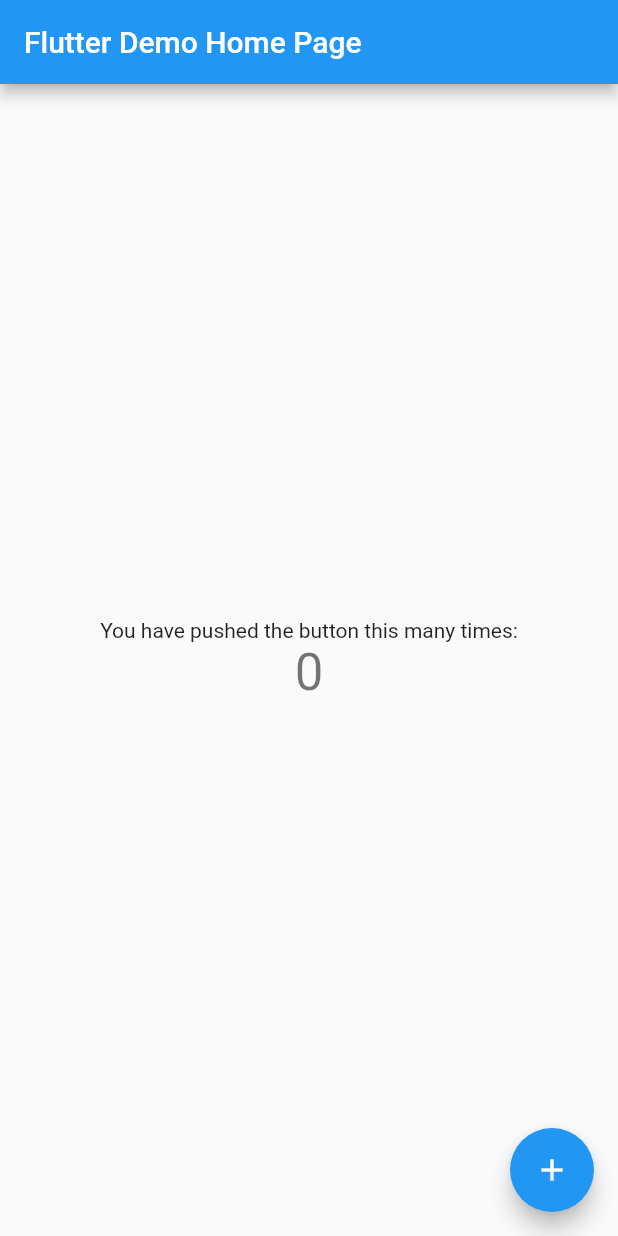
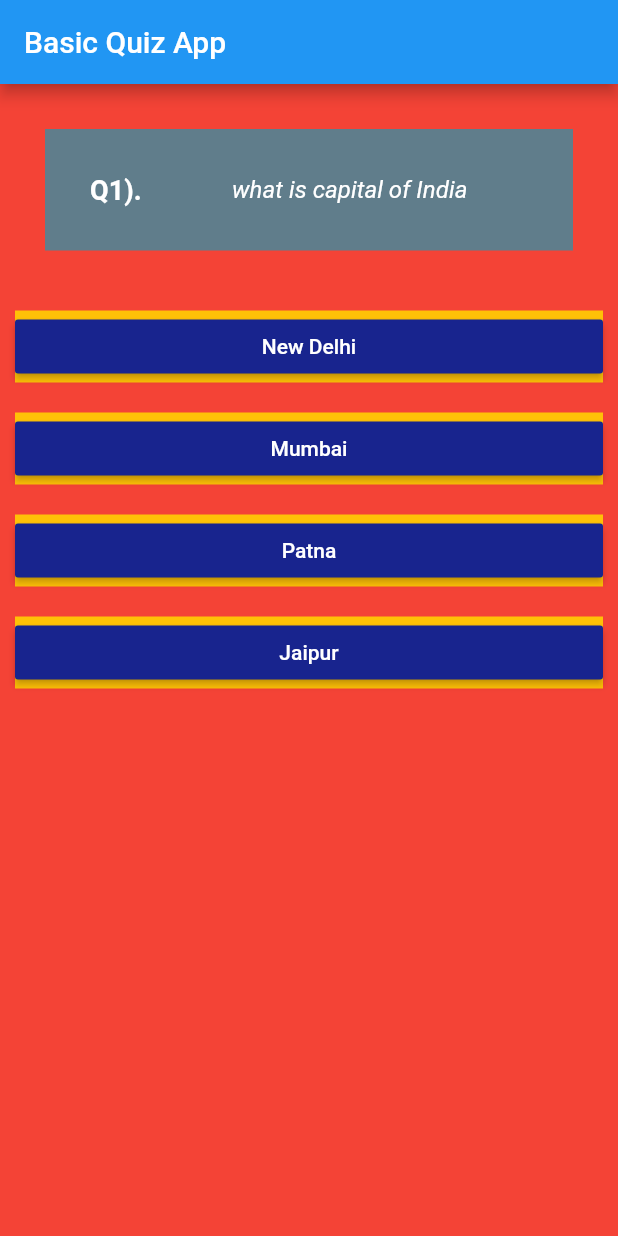
Before and after one commit to pjswarnpath2709/MyFlutterDevelopment, a Flutter app: the screen it shows after launch, on a phone screen of 412 x 824 dp. Run offline on Flutter 3.47's test engine with Material 2 defaults, Android fonts, the light colour scheme and no system bars; missing offline and left inert: dart:ffi.

Commit message:
my basic project done understood some concept of flutter date 17 may

```diff
--- /dev/null
+++ b/basic_project_1/lib/answers.dart
@@ -0,0 +1,23 @@
+import 'package:flutter/material.dart';
+
+class AnswerButton extends StatelessWidget {
+  final VoidCallback buttoncliked;
+  final String answertext;
+  AnswerButton(this.answertext, this.buttoncliked);
+  @override
+  Widget build(BuildContext context) {
+    return Container(
+      color: Colors.amber,
+      width: double.infinity,
+      margin: const EdgeInsets.all(10),
+      child: RaisedButton(
+        color: Color.fromARGB(255, 24, 36, 142),
+        textColor: Colors.white,
+        child: Text(
+          answertext,
+        ),
+        onPressed: buttoncliked,
+      ),
+    );
+  }
+}
--- a/basic_project_1/lib/main.dart
+++ b/basic_project_1/lib/main.dart
@@ -1,115 +1,104 @@
+import 'package:basic_project_1/quizpage.dart';
+import 'package:basic_project_1/reusltpage.dart';
+
 import 'package:flutter/material.dart';
 
-void main() {
-  runApp(const MyApp());
+void main() => runApp(MyApp());
+
+//Here we deifne a second link to convert a Stateless widget to Stateful widget
+class MyApp extends StatefulWidget {
+  @override
+  State<StatefulWidget> createState() {
+    return _MyAppState();
+  }
 }
 
-class MyApp extends StatelessWidget {
-  const MyApp({Key? key}) : super(key: key);
+//now so when ever we want to change the state of the widget we will call a
+//setState() method in that function
 
-  // This widget is the root of your application.
-  @override
+//now i will convert the stateless widget  to state full widget using
+// a class which is extended to state method
+//lets start the process
+
+//this class will extends the state of MyApp which is a stateful widget , this is the link one
+class _MyAppState extends State<MyApp> {
+//yaha par saare varibales dalunga taki woh har baar create na ho
+  final _questions = <Map<String, Object>>[
+    {
+      'qtext': 'what is capital of India',
+      'answers': <Map<String, Object>>[
+        {'atext': 'New Delhi', 'score': 10},
+        {'atext': 'Mumbai', 'score': 0},
+        {'atext': 'Patna', 'score': 0},
+        {'atext': 'Jaipur', 'score': 0},
+      ]
+    },
+    {
+      'qtext': 'what are colors in National Flag of India',
+      'answers': <Map<String, Object>>[
+        {'atext': 'Blue,Green,Grey', 'score': 0},
+        {'atext': 'Red,yellow,Safron', 'score': 0},
+        {'atext': 'Saffron,White,Green', 'score': 10},
+        {'atext': 'None of the above ', 'score': 0},
+      ]
+    },
+    {
+      'qtext': 'what is the National Animal of India',
+      'answers': <Map<String, Object>>[
+        {'atext': 'Jackal', 'score': 0},
+        {'atext': 'Rakoon', 'score': 0},
+        {'atext': 'Hippopotamus', 'score': 0},
+        {'atext': 'Tiger ', 'score': 10},
+      ]
+    },
+    {
+      'qtext': 'what is the National Bird of India',
+      'answers': <Map<String, Object>>[
+        {'atext': 'Eagle', 'score': 0},
+        {'atext': 'Peacock', 'score': 10},
+        {'atext': 'Sparrow', 'score': 0},
+        {'atext': 'Kokoo', 'score': 0},
+      ]
+    },
+  ];
+
+  var _questionIndex = 0;
+  var _totalScore = 0;
+
+  void answeredQuestion(int score) {
+    _totalScore += score;
+    setState(() {
+      _questionIndex = _questionIndex + 1;
+    });
+  }
+
+  void resetgame() {
+    setState(() {
+      _questionIndex = 0;
+      _totalScore = 0;
+    });
+  }
+
   Widget build(BuildContext context) {
     return MaterialApp(
-      title: 'Flutter Demo',
-      theme: ThemeData(
-        // This is the theme of your application.
-        //
-        // Try running your application with "flutter run". You'll see the
-        // application has a blue toolbar. Then, without quitting the app, try
-        // changing the primarySwatch below to Colors.green and then invoke
-        // "hot reload" (press "r" in the console where you ran "flutter run",
-        // or simply save your changes to "hot reload" in a Flutter IDE).
-        // Notice that the counter didn't reset back to zero; the application
-        // is not restarted.
-        primarySwatch: Colors.blue,
+      home: Scaffold(
+        backgroundColor: Colors.red,
+        appBar: AppBar(
+          title: Text('Basic Quiz App'),
+        ),
+
+        //ab jo bhi kaam karenge apan body mein karenge , man lo apan ko sara content Center
+        //karna hai to we will use the center widget
+        //ab dikat yeh hai ki body mein ek hi container ayega so apan ko khudka ek custom conatiner
+        //bhi define karna pad sakta hai
+        body: _questionIndex < _questions.length
+            ? QuizPage(
+                _questions,
+                _questionIndex,
+                answeredQuestion,
+              )
+            : (ResultPage(_totalScore, resetgame)),
       ),
-      home: const MyHomePage(title: 'Flutter Demo Home Page'),
     );
   }
 }
-
-class MyHomePage extends StatefulWidget {
-  const MyHomePage({Key? key, required this.title}) : super(key: key);
-
-  // This widget is the home page of your application. It is stateful, meaning
-  // that it has a State object (defined below) that contains fields that affect
-  // how it looks.
-
-  // This class is the configuration for the state. It holds the values (in this
-  // case the title) provided by the parent (in this case the App widget) and
-  // used by the build method of the State. Fields in a Widget subclass are
-  // always marked "final".
-
-  final String title;
-
-  @override
-  State<MyHomePage> createState() => _MyHomePageState();
-}
-
-class _MyHomePageState extends State<MyHomePage> {
-  int _counter = 0;
-
-  void _incrementCounter() {
-    setState(() {
-      // This call to setState tells the Flutter framework that something has
-      // changed in this State, which causes it to rerun the build method below
-      // so that the display can reflect the updated values. If we changed
-      // _counter without calling setState(), then the build method would not be
-      // called again, and so nothing would appear to happen.
-      _counter++;
-    });
-  }
-
-  @override
-  Widget build(BuildContext context) {
-    // This method is rerun every time setState is called, for instance as done
-    // by the _incrementCounter method above.
-    //
-    // The Flutter framework has been optimized to make rerunning build methods
-    // fast, so that you can just rebuild anything that needs updating rather
-    // than having to individually change instances of widgets.
-    return Scaffold(
-      appBar: AppBar(
-        // Here we take the value from the MyHomePage object that was created by
-        // the App.build method, and use it to set our appbar title.
-        title: Text(widget.title),
-      ),
-      body: Center(
-        // Center is a layout widget. It takes a single child and positions it
-        // in the middle of the parent.
-        child: Column(
-          // Column is also a layout widget. It takes a list of children and
-          // arranges them vertically. By default, it sizes itself to fit its
-          // children horizontally, and tries to be as tall as its parent.
-          //
-          // Invoke "debug painting" (press "p" in the console, choose the
-          // "Toggle Debug Paint" action from the Flutter Inspector in Android
-          // Studio, or the "Toggle Debug Paint" command in Visual Studio Code)
-          // to see the wireframe for each widget.
-          //
-          // Column has various properties to control how it sizes itself and
-          // how it positions its children. Here we use mainAxisAlignment to
-          // center the children vertically; the main axis here is the vertical
-          // axis because Columns are vertical (the cross axis would be
-          // horizontal).
-          mainAxisAlignment: MainAxisAlignment.center,
-          children: <Widget>[
-            const Text(
-              'You have pushed the button this many times:',
-            ),
-            Text(
-              '$_counter',
-              style: Theme.of(context).textTheme.headline4,
-            ),
-          ],
-        ),
-      ),
-      floatingActionButton: FloatingActionButton(
-        onPressed: _incrementCounter,
-        tooltip: 'Increment',
-        child: const Icon(Icons.add),
-      ), // This trailing comma makes auto-formatting nicer for build methods.
-    );
-  }
-}
--- /dev/null
+++ b/basic_project_1/lib/question.dart
@@ -0,0 +1,58 @@
+import 'dart:ui';
+
+import 'package:flutter/material.dart';
+
+class Question extends StatelessWidget {
+  final String questionText;
+  final int questionNumber;
+
+  Question({this.questionText = 'this is Question', this.questionNumber = 0});
+
+  @override
+  Widget build(BuildContext context) {
+    return Container(
+      color: Colors.blueGrey,
+      //here i set the width of the container as infinity
+      width: double.infinity,
+      //here i set the Aligment  of the container as center
+      alignment: Alignment.center,
+      //here i set the padding inside the container
+      padding: const EdgeInsets.all(20.0),
+      margin: const EdgeInsets.all(30.0),
+      child: Row(
+
+          //here I gave the alignment ot the Row using mainAxisAlignment
+          children: [
+            Container(
+              margin: const EdgeInsets.all(10),
+              child: Text(
+                'Q' + questionNumber.toString() + ').',
+                //here i gave some styling to the text
+                style: const TextStyle(
+                  //font size is direct double value
+                  fontSize: 18,
+                  //font weight decides the boldness of the text
+                  fontWeight: FontWeight.bold,
+                  //so from here i set up the color of the text
+                  color: Colors.white,
+                ),
+                textAlign: TextAlign.end,
+                textDirection: TextDirection.ltr,
+              ),
+            ),
+            Expanded(
+              child: Text(
+                questionText,
+                style: const TextStyle(
+                  fontStyle: FontStyle.italic,
+                  fontSize: 16,
+                  color: Colors.white,
+                ),
+                //here i aligned the text to the center
+                textAlign: TextAlign.center,
+              ),
+            ),
+          ]),
+    );
+  }
+}
--- /dev/null
+++ b/basic_project_1/lib/quizpage.dart
@@ -0,0 +1,26 @@
+import 'package:flutter/material.dart';
+import './question.dart';
+import 'answers.dart';
+
+class QuizPage extends StatelessWidget {
+  final List<Map<String, Object>> questions;
+  final questionIndex;
+  final Function buttonclicked;
+
+  QuizPage(this.questions, this.questionIndex, this.buttonclicked);
+
+  @override
+  Widget build(BuildContext context) {
+    return Column(children: [
+      Question(
+        questionText: (questions[questionIndex]['qtext'] as String),
+        questionNumber: questionIndex + 1,
+      ),
+      ...(questions[questionIndex]['answers'] as List<Map<String, Object>>)
+          .map((answer) {
+        return AnswerButton(answer['atext'] as String,
+            () => buttonclicked(answer['score'] as int));
+      }),
+    ]);
+  }
+}
```
Also changed, not shown: basic_project_1/lib/reusltpage.dart (added, +60 -0 lines), 1 other file.
